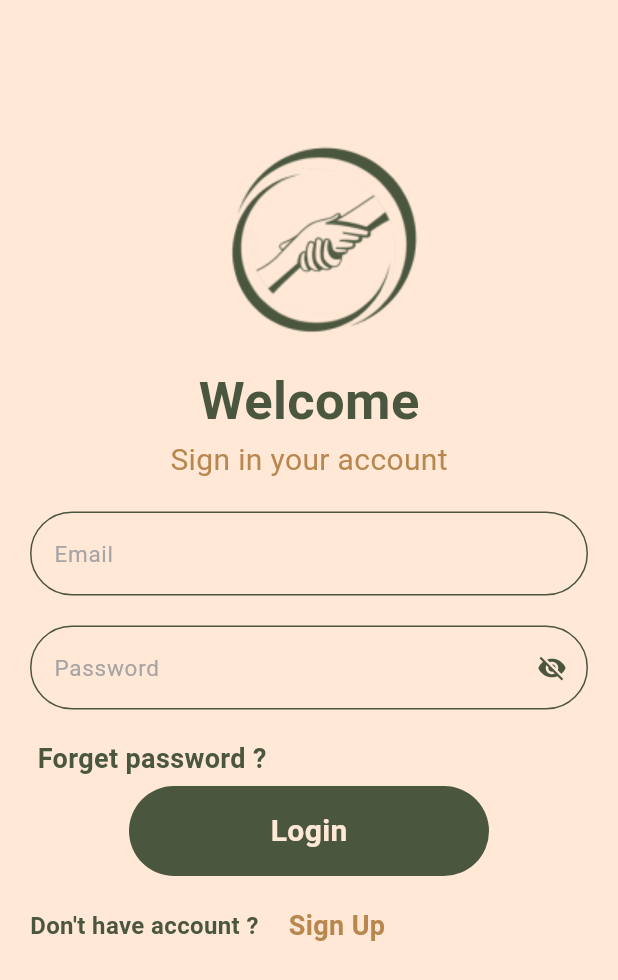
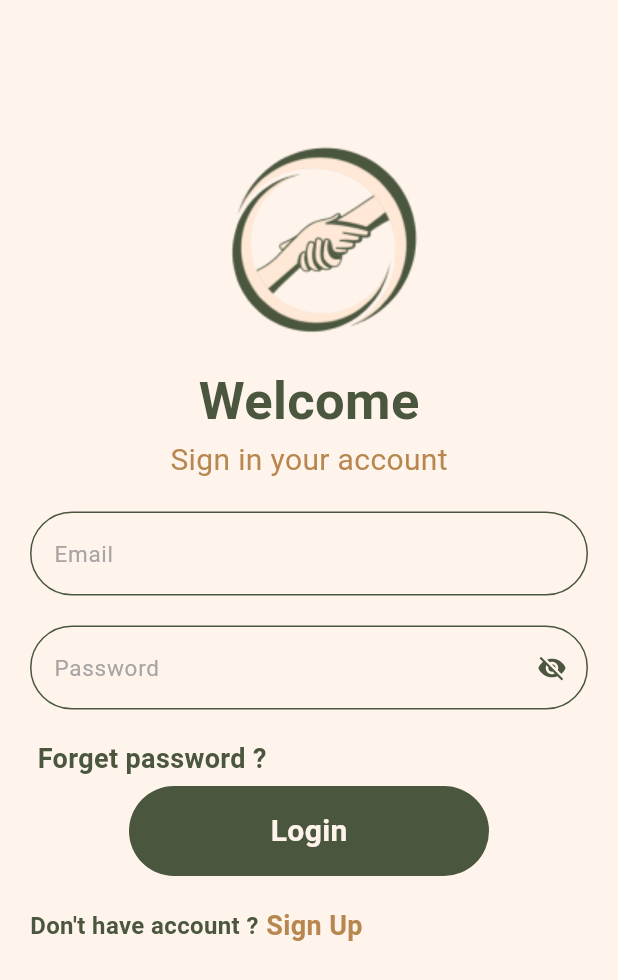
Before and after one commit to EmanAtta/Reconnect, a Flutter app: the screen it shows once a user with an empty profile is signed in, in the side drawer, after a tap on "Sign Out", on a phone screen of 412 x 824 dp. Shown: the top 980 px of the screen. Run offline on Flutter 3.47's test engine with Material 3 defaults, Android fonts, the phone set to English and light mode, and no system bars; our stand-ins replace cloud_firestore, curved_navigation_bar, dio, firebase_auth, firebase_core, firebase_storage and 7 more; accounts and stored records are empty.

Commit message:
change color

```diff
--- a/reconnect/lib/Views/autentication.dart
+++ b/reconnect/lib/Views/autentication.dart
@@ -1,7 +1,5 @@
 
 import 'package:firebase_auth/firebase_auth.dart';
-import 'package:flutter/material.dart';
-import 'package:flutter_svg/svg.dart';
 import 'package:get/get.dart';
 import 'package:google_sign_in/google_sign_in.dart';
 import 'package:reconnect/Views/authentications/routes/navigation.dart';
--- a/reconnect/lib/Views/authentications/logincontroller.dart
+++ b/reconnect/lib/Views/authentications/logincontroller.dart
@@ -1,11 +1,8 @@
-import 'package:cloud_firestore/cloud_firestore.dart';
-import 'package:firebase_auth/firebase_auth.dart';
+
 import 'package:flutter/material.dart';
 import 'package:get/get.dart';
 import 'package:reconnect/Views/autentication.dart';
 
-import 'package:reconnect/Views/authentications/user_repo.dart';
-import 'package:reconnect/Views/authentications/usermodle.dart';
 
 class LoginController extends GetxController {
   static LoginController get instance => Get.find();
--- a/reconnect/lib/Views/authentications/profile_controller.dart
+++ b/reconnect/lib/Views/authentications/profile_controller.dart
@@ -1,6 +1,5 @@
 import 'package:cloud_firestore/cloud_firestore.dart';
 import 'package:firebase_auth/firebase_auth.dart';
-import 'package:flutter/material.dart';
 import 'package:get/get.dart';
 import 'package:reconnect/Views/autentication.dart';
 import 'package:reconnect/Views/authentications/user_repo.dart';
--- a/reconnect/lib/Views/authentications/routes/navigation.dart
+++ b/reconnect/lib/Views/authentications/routes/navigation.dart
@@ -3,7 +3,6 @@ import 'package:curved_navigation_bar/curved_navigation_bar.dart';
 import 'package:firebase_auth/firebase_auth.dart';
 import 'package:flutter/material.dart';
 import 'package:get/get.dart';
-import 'package:get/get_core/src/get_main.dart';
 import 'package:reconnect/Views/about.dart';
 import 'package:reconnect/Views/authentications/routes/navigationcontroller.dart';
 import 'package:reconnect/Views/color.dart';
@@ -41,7 +40,7 @@ class _NavigationpageState extends State<Navigationpage> {
     final screens = [
       MyHomePage(),
       Post(),
-      PostListPage(posts: []),
+      const PostListPage(posts: []),
       Donation(),
       FutureBuilder<DocumentSnapshot<Map<String, dynamic>>>(
         future: getUserData(user?.email),
@@ -233,8 +232,8 @@ class _NavigationpageState extends State<Navigationpage> {
           return CurvedNavigationBar(
             animationCurve: Curves.fastOutSlowIn,
             height: 60,
-            backgroundColor: Color(0xFFFFE8D6),
-            color: Color(0xFF4A563E),
+            backgroundColor: AppColors.primaryColor,
+            color: AppColors.secondaryColor,
             key: bottomnavigationcontroller.curvedNavigationKey,
             index: bottomnavigationcontroller.selectedIndex.value,
             onTap: (index) =>
--- a/reconnect/lib/Views/color.dart
+++ b/reconnect/lib/Views/color.dart
@@ -1,7 +1,7 @@
 import 'package:flutter/material.dart';
 
 class AppColors {
-  static const Color primaryColor =Color(0xFFFFE8D6);
+  static const Color primaryColor =Color.fromARGB(255, 255, 244, 236);
   static const Color secondaryColor =  Color(0xFF4A563E); //0xFF005656        //0xFF1C434B          //0xFF235A76
   static const Color textolor=Color(0xFFB8874F);         // 0xFFDC6D38       //0xFFB8874F          //0xFF002639
   static const Color labelStyle=Color(0xFFA7A4A4);
--- a/reconnect/lib/Views/donation.dart
+++ b/reconnect/lib/Views/donation.dart
@@ -1,7 +1,5 @@
 import 'package:flutter/material.dart';
-import 'package:reconnect/Views/payment.dart';
 import 'package:webview_flutter/webview_flutter.dart';
-import 'package:url_launcher/url_launcher.dart';
 import 'package:reconnect/Views/color.dart';
 import 'package:get/get.dart';
 import 'package:get/get_core/src/get_main.dart';
--- a/reconnect/lib/Views/edit.dart
+++ b/reconnect/lib/Views/edit.dart
@@ -1,18 +1,14 @@
 import 'dart:typed_data';
 
-import 'package:firebase_storage/firebase_storage.dart';
 import 'package:flutter/material.dart';
 import 'package:get/get.dart';
 import 'package:get/get_core/src/get_main.dart';
 import 'package:image_picker/image_picker.dart';
 import 'package:reconnect/Views/authentications/profile_controller.dart';
-import 'package:reconnect/Views/authentications/routes/navigation.dart';
 import 'package:reconnect/Views/authentications/usermodle.dart';
 import 'package:reconnect/Views/color.dart';
 import 'package:reconnect/Views/imageprofile.dart';
-import 'package:reconnect/Views/pickimage.dart';
 import 'package:reconnect/Views/profile.dart';
-import 'package:reconnect/Views/widgets/Button.dart';
 
 class Edit extends StatefulWidget {
   const Edit({super.key});
--- a/reconnect/lib/Views/home_page.dart
+++ b/reconnect/lib/Views/home_page.dart
@@ -66,7 +66,7 @@ class _MyHomePageState extends State<MyHomePage> {
           Expanded(
             flex: 3,
             child: Container(
-              color: Color(0xFF4A563E),
+              color: AppColors.secondaryColor,
               child:
 
               Center(
@@ -110,9 +110,9 @@ class _MyHomePageState extends State<MyHomePage> {
                     child: const Row(
                       mainAxisSize: MainAxisSize.min,
                       children: [
-                        Icon(Icons.image,color: Color(0xFF4A563E)),
+                        Icon(Icons.image,color: AppColors.secondaryColor),
                         SizedBox(width: 8),
-                        Text('Pick Image',style: TextStyle(color: Color(0xFF4A563E))),
+                        Text('Pick Image',style: TextStyle(color: AppColors.secondaryColor)),
                       ],
                     ),
                   ),
@@ -152,9 +152,9 @@ Get.to(SecondPage(imageFile: pickedImage));
                     child: const Row(
                       mainAxisSize: MainAxisSize.min,
                       children: [
-                        Icon(Icons.edit,color: Color(0xFF4A563E)),
+                        Icon(Icons.edit,color: AppColors.secondaryColor),
                         SizedBox(width: 8),
-                        Text('Modify Image',style: TextStyle(color: Color(0xFF4A563E))),
+                        Text('Modify Image',style: TextStyle(color:AppColors.secondaryColor)),
                       ],
                     ),
                   ),
--- a/reconnect/lib/Views/login.dart
+++ b/reconnect/lib/Views/login.dart
@@ -1,7 +1,5 @@
-import 'package:firebase_auth/firebase_auth.dart';
 import 'package:flutter/material.dart';
 import 'package:get/get.dart';
-import 'package:get/get_core/src/get_main.dart';
 import 'package:reconnect/Views/autentication.dart';
 
 import 'package:reconnect/Views/authentications/logincontroller.dart';
@@ -183,7 +181,7 @@ class _loginState extends State<login> {
                         ),
                       ),
                       Padding(
-                        padding: const EdgeInsets.only(top: 20, left: 20),
+                        padding: const EdgeInsets.only(top: 20, left:5),
                         child: GestureDetector(
                           onTap: () {
                             Navigator.pushNamed(context, "signup");
--- a/reconnect/lib/Views/pay.dart
+++ b/reconnect/lib/Views/pay.dart
@@ -1,12 +1,9 @@
 
 
 import 'package:flutter/material.dart';
-import 'package:get/get.dart';
 import 'package:reconnect/Views/color.dart';
-import 'package:reconnect/Views/payment.dart';
-import 'package:reconnect/Views/visa.dart';
 import 'package:reconnect/Views/widgets/Button.dart';
-import 'package:url_launcher/url_launcher.dart';
+//import 'package:url_launcher/url_launcher.dart';
 
 class Pay extends StatefulWidget {
   const Pay({super.key});
--- a/reconnect/lib/Views/pickimage.dart
+++ b/reconnect/lib/Views/pickimage.dart
@@ -1,4 +1,3 @@
-import 'package:flutter/material.dart';
 import 'package:image_picker/image_picker.dart';
 
 pickImage(ImageSource source) async {
--- a/reconnect/lib/Views/post.dart
+++ b/reconnect/lib/Views/post.dart
@@ -2,9 +2,8 @@ import 'dart:io';
 import 'package:firebase_auth/firebase_auth.dart';
 import 'package:firebase_storage/firebase_storage.dart';
 import 'package:flutter/material.dart';
-import 'package:flutter/services.dart';
 import 'package:get/get.dart';
-import 'package:get/get_core/src/get_main.dart';
+
 import 'package:image_picker/image_picker.dart';
 import 'package:cloud_firestore/cloud_firestore.dart';
 import 'package:intl_phone_field/intl_phone_field.dart';
--- a/reconnect/lib/Views/resetpassword.dart
+++ b/reconnect/lib/Views/resetpassword.dart
@@ -45,7 +45,7 @@ class _resetPasswordState extends State<resetPassword> {
 
         backgroundColor: Colors.transparent,
         leading: IconButton(
-          color: Color.fromARGB(221, 255, 255, 255),
+          color: AppColors.primaryColor,
           onPressed: () {
             Get.back();
           },
@@ -62,12 +62,12 @@ class _resetPasswordState extends State<resetPassword> {
         children: [
            const Padding(
             padding: EdgeInsets.only(top:10),
-            child:Text("verivication ",style: TextStyle(color: Color.fromRGBO(2, 56, 7, 1),fontSize: 35,fontWeight: FontWeight.bold,fontFamily: 'Poppins'),),
+            child:Text("verivication ",style: TextStyle(color: AppColors.secondaryColor,fontSize: 35,fontWeight: FontWeight.bold,fontFamily: 'Poppins'),),
           ),
         const Padding(
           padding: EdgeInsets.only(top: 20,right: 4,left:30),
           child: Text('we have just send email verification link in your email. please check email and click on link to verify your emai if not auto redirected after verification,click on continue button',
-          style: TextStyle(color: Color.fromARGB(255, 7, 63, 19),fontSize: 22,fontWeight: FontWeight.bold,)),
+          style: TextStyle(color: AppColors.secondaryColor,fontSize: 22,fontWeight: FontWeight.bold,)),
         ),
 
         Padding(
--- a/reconnect/lib/Views/settings.dart
+++ b/reconnect/lib/Views/settings.dart
@@ -3,7 +3,7 @@ import 'package:flutter/material.dart';
 import 'package:flutter/widgets.dart';
 import 'package:get/get.dart';
 import 'package:reconnect/Views/change_password.dart';
-import 'package:reconnect/Views/edit.dart';
+
 import 'package:reconnect/delete1.dart';
 
 import 'color.dart';
--- a/reconnect/lib/Views/signup.dart
+++ b/reconnect/lib/Views/signup.dart
@@ -133,7 +133,7 @@ class _signupState extends State<signup> {
                 child: Text("Already have account ?",style: TextStyle(color: AppColors.secondaryColor,fontSize: 16,fontWeight: FontWeight.bold),),
               ),
               Padding(
-                padding: const EdgeInsets.only(top: 20),
+                padding: const EdgeInsets.only(top: 20,left:5),
                 child: GestureDetector(onTap: (){Get.offAll(()=>login());},child: const Text("Login",style: TextStyle(color:AppColors.textolor,fontSize:18,fontWeight: FontWeight.bold))),
               ),
              ],)
--- a/reconnect/lib/delete1.dart
+++ b/reconnect/lib/delete1.dart
@@ -1,11 +1,7 @@
-import 'package:flutter/cupertino.dart';
 import 'package:flutter/material.dart';
-import 'package:flutter/widgets.dart';
 import 'package:get/get.dart';
-import 'package:get/get_core/src/get_main.dart';
 import 'package:reconnect/Views/about.dart';
 import 'package:reconnect/Views/autentication.dart';
-import 'package:reconnect/Views/authentications/routes/navigation.dart';
 import 'package:reconnect/Views/color.dart';
 import 'package:reconnect/Views/login.dart';
 import 'package:reconnect/Views/privacy.dart';
--- a/reconnect/lib/main.dart
+++ b/reconnect/lib/main.dart
@@ -29,7 +29,6 @@ void main() async {
 class Reconnect extends StatelessWidget {
   const Reconnect({Key? key}) : super(key: key);
 
-
   @override
   Widget build(BuildContext context) {
     return GetMaterialApp(
```
Also changed, not shown: reconnect/lib/Views/postlist.dart (+2 -6 lines).
